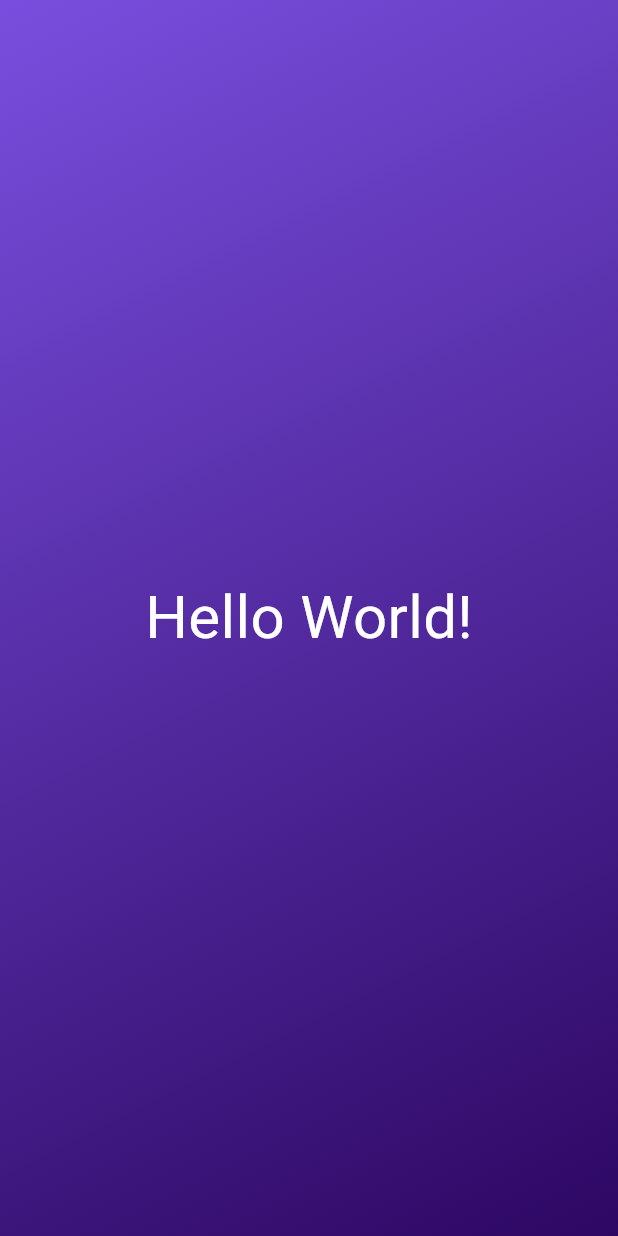
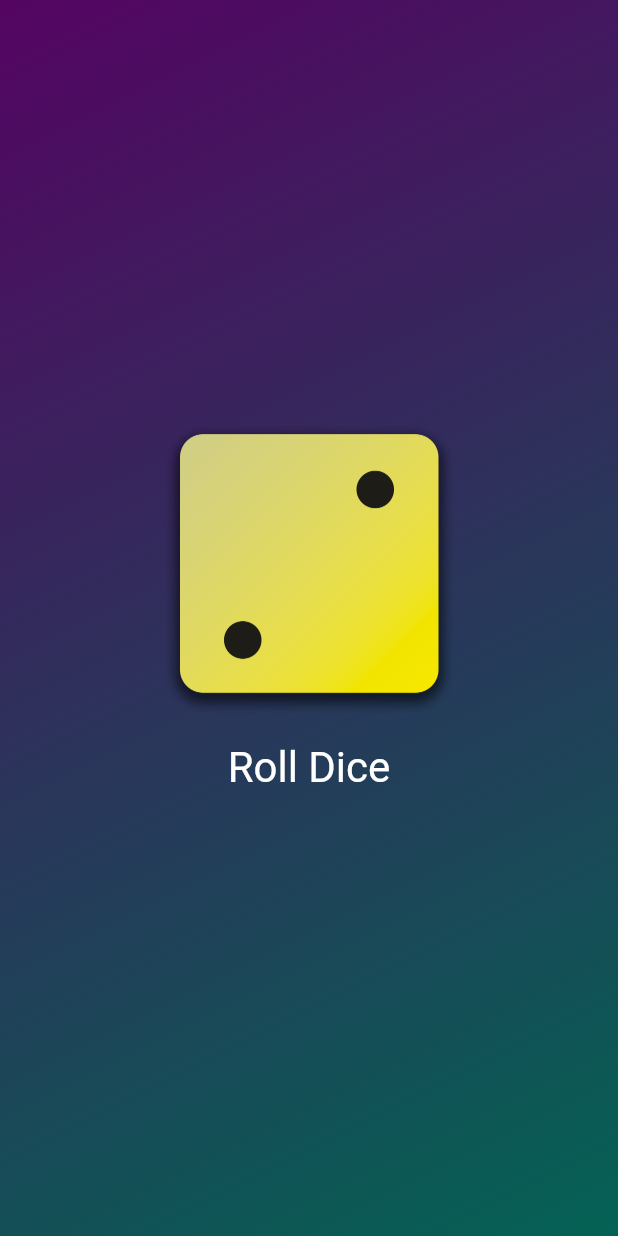
Before and after one commit to thecodeblock-hendrik/Dice_App, a Flutter app: the screen it shows after launch, on a phone screen of 412 x 824 dp. Run offline on Flutter 3.47's test engine with Material 3 defaults, Android fonts, the phone set to English and light mode, and no system bars.

```diff
--- /dev/null
+++ b/lib/dice_roller.dart
@@ -0,0 +1,48 @@
+import 'package:flutter/material.dart';
+import 'dart:math';
+
+final randomize = Random();
+
+class DiceRoller extends StatefulWidget {
+  const DiceRoller({super.key});
+  @override
+  State<DiceRoller> createState() {
+    return _DiceRollerState();
+  }
+}
+
+class _DiceRollerState extends State<DiceRoller> {
+  var currentDiceRoll = 2;
+
+  void rollDice() {
+    setState(() {
+      currentDiceRoll =
+          randomize.nextInt(6) + 1; // generates a random number between 1 and 6
+    });
+  }
+
+  @override
+  Widget build(context) {
+    return Column(
+      mainAxisSize: MainAxisSize.min,
+      children: [
+        Image.asset('assets/images/dice-$currentDiceRoll.png', width: 200),
+        // const SizedBox(height: 20), used to add space between image and button
+        TextButton(
+          onPressed: rollDice,
+          style: TextButton.styleFrom(
+            padding: const EdgeInsets.only(
+              top: 20,
+              bottom: 20,
+              left: 40,
+              right: 40,
+            ),
+            foregroundColor: Colors.white,
+            textStyle: const TextStyle(fontSize: 28),
+          ),
+          child: const Text('Roll Dice'),
+        ),
+      ],
+    );
+  }
+}
--- a/lib/gradient_container.dart
+++ b/lib/gradient_container.dart
@@ -1,24 +1,31 @@
+import 'package:dice_app/dice_roller.dart';
 import 'package:flutter/material.dart';
-import 'package:dice_app/styled_text.dart';
+
+const startAlignment = AlignmentGeometry.topLeft;
+const endAlignment = AlignmentGeometry.bottomRight;
 
 class GradientContainer extends StatelessWidget {
-  const GradientContainer({super.key});
+  const GradientContainer(this.colors1, this.colors2, {super.key});
+
+  // const GradientContainer.purple({super.key})
+  //: colors1 = Colors.indigo,
+  //   colors2 = Colors.purple;
+
+  final Color colors1;
+  final Color colors2;
 
   @override
   Widget build(context) {
     return Container(
-      decoration: const BoxDecoration(
+      decoration: BoxDecoration(
         gradient: LinearGradient(
-          colors: [
-            Color.fromARGB(255, 121, 78, 222),
-            Color.fromARGB(255, 45, 7, 98),
-          ],
-          begin: AlignmentGeometry.topLeft,
-          end: AlignmentGeometry.bottomRight,
+          colors: [colors1, colors2],
+          begin: startAlignment,
+          end: endAlignment,
         ),
       ),
       child: const Center(
-        child: StyledText(),
+        child: DiceRoller(),
       ),
     );
   }
--- a/lib/main.dart
+++ b/lib/main.dart
@@ -5,7 +5,10 @@ void main() {
   runApp(
     const MaterialApp(
       home: Scaffold(
-        body: GradientContainer(),
+        body: GradientContainer(
+          Color.fromARGB(255, 84, 4, 98),
+          Color.fromARGB(255, 4, 98, 84),
+        ),
       ),
     ),
   );
--- a/lib/styled_text.dart
+++ b/lib/styled_text.dart
@@ -1,12 +1,13 @@
 import 'package:flutter/material.dart';
 
 class StyledText extends StatelessWidget {
-  const StyledText({super.key});
+  const StyledText(this.text, {super.key});
+  final String text;
   @override
   Widget build(context) {
-    return const Text(
-      'Hello World!',
-      style: TextStyle(
+    return Text(
+      text,
+      style: const TextStyle(
         color: Colors.white,
         fontSize: 40,
       ),
```
Also changed, not shown: pubspec.yaml (+9 -3 lines), assets/images/dice-1.png (added), assets/images/dice-2.png (added), assets/images/dice-3.png (added), assets/images/dice-4.png (added), assets/images/dice-5.png (added), assets/images/dice-6.png (added).
